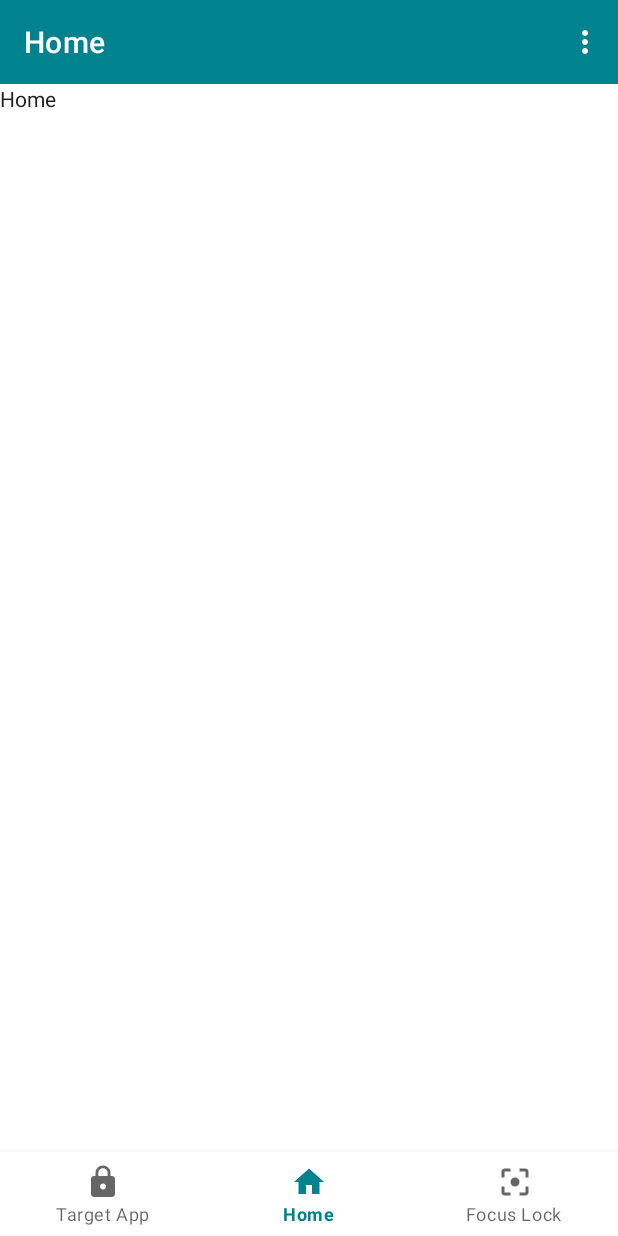
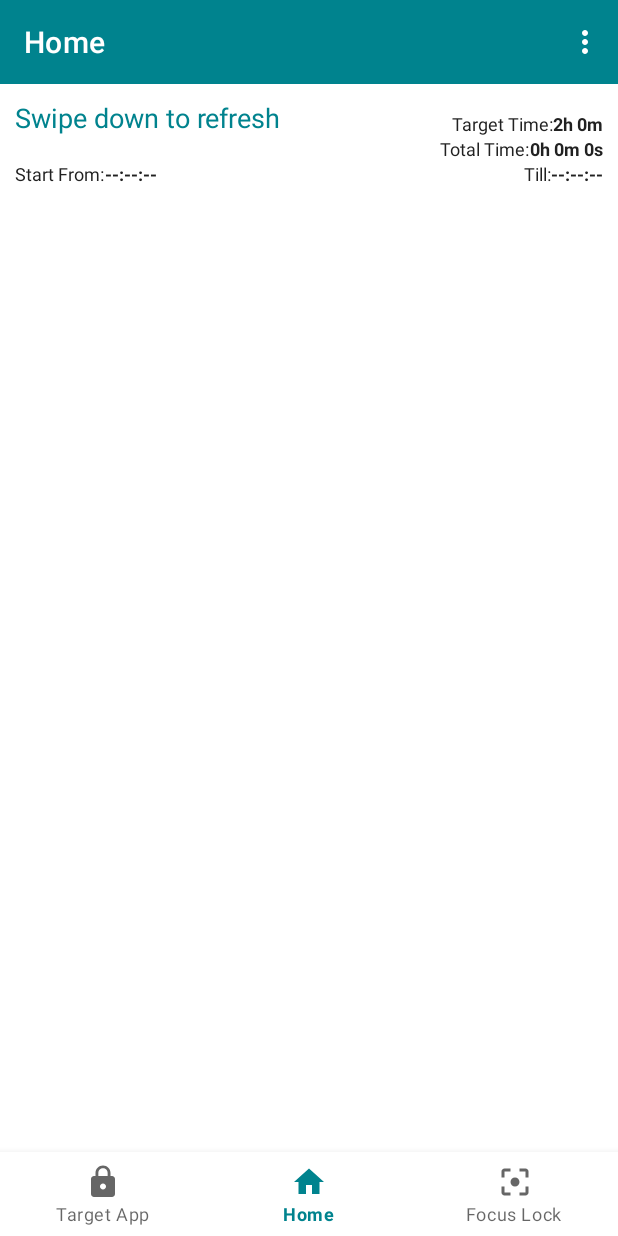
Before and after one commit to jeff-ntl/V-sion, an Android app: the screen it shows after launch (MainActivity), on a phone screen of 412 x 824 dp. Run offline under Robolectric (Android 15) with nearby library versions, the phone set to English and light mode, and no system bars; our stand-ins replace navigation-ui.

Commit message:
implemented usage data layout

```diff
--- a/app/src/main/res/layout/fragment_home.xml
+++ b/app/src/main/res/layout/fragment_home.xml
@@ -3,16 +3,134 @@
     xmlns:tools="http://schemas.android.com/tools"
     android:layout_width="match_parent"
     android:layout_height="match_parent"
+    xmlns:app="http://schemas.android.com/apk/res-auto"
     tools:context=".fragments.HomeFragment">
 
-    <RelativeLayout
+    <LinearLayout
         android:layout_width="match_parent"
-        android:layout_height="match_parent">
-        <TextView
+        android:layout_height="wrap_content"
+        android:orientation="vertical"
+        app:layout_constraintBottom_toBottomOf="parent"
+        app:layout_constraintEnd_toEndOf="parent"
+        app:layout_constraintStart_toStartOf="parent"
+        app:layout_constraintTop_toTopOf="parent">
+
+        <RelativeLayout
             android:layout_width="match_parent"
-            android:layout_height="match_parent"
-            android:layout_centerInParent="true"
-            android:text="Home"
-            />
-    </RelativeLayout>
+            android:layout_height="wrap_content"
+            android:padding="@dimen/layout_padding">
+
+            <TextView
+                android:id="@+id/instruction"
+                android:layout_width="wrap_content"
+                android:layout_height="wrap_content"
+                android:text="@string/swipe_down_to_refresh_text"
+                android:textColor="@color/cyan"
+                android:textSize="@dimen/text_size_18sp" />
+
+
+            <TextView
+                android:id="@+id/targetTimeText"
+                android:layout_width="wrap_content"
+                android:layout_height="wrap_content"
+                android:layout_above="@+id/totalTimeCount"
+                android:layout_toStartOf="@+id/targetTimeCount"
+                android:text="@string/target_time_text"
+                android:textSize="@dimen/text_size_12sp"
+                android:layout_toLeftOf="@+id/targetTimeCount" />
+
+            <TextView
+                android:id="@+id/targetTimeCount"
+                android:layout_width="wrap_content"
+                android:layout_height="wrap_content"
+                android:layout_above="@+id/totalTimeCount"
+                android:layout_alignParentEnd="true"
+                android:text="2h 0m"
+                android:textSize="@dimen/text_size_12sp"
+                android:textStyle="bold"
+                android:layout_alignParentRight="true" />
+
+
+            <TextView
+                android:id="@+id/totalTimeText"
+                android:layout_width="wrap_content"
+                android:layout_height="wrap_content"
+                android:layout_below="@+id/instruction"
+                android:layout_toStartOf="@+id/totalTimeCount"
+                android:text="@string/total_time_text"
+                android:textSize="@dimen/text_size_12sp"
+                android:layout_toLeftOf="@+id/totalTimeCount" />
+
+            <TextView
+                android:id="@+id/totalTimeCount"
+                android:layout_width="wrap_content"
+                android:layout_height="wrap_content"
+                android:layout_below="@+id/instruction"
+                android:layout_alignParentEnd="true"
+                android:text="0h 0m 0s"
+                android:textSize="@dimen/text_size_12sp"
+                android:textStyle="bold"
+                android:layout_alignParentRight="true" />
+
+
+            <TextView
+                android:id="@+id/startTimeText"
+                android:layout_width="wrap_content"
+                android:layout_height="wrap_content"
+                android:layout_below="@+id/totalTimeCount"
+                android:layout_alignParentStart="true"
+                android:text="@string/start_from_text"
+                android:textSize="@dimen/text_size_12sp"
+                android:layout_alignParentLeft="true" />
+
+            <TextView
+                android:id="@+id/currentTimeText"
+                android:layout_width="wrap_content"
+                android:layout_height="wrap_content"
+                android:layout_below="@+id/totalTimeCount"
+                android:layout_toStartOf="@+id/currentTimeCount"
+                android:text="@string/till_text"
+                android:textSize="@dimen/text_size_12sp"
+                android:layout_toLeftOf="@+id/currentTimeCount" />
+
+
+            <TextView
+                android:id="@+id/startTimeCount"
+                android:layout_width="wrap_content"
+                android:layout_height="wrap_content"
+                android:layout_below="@+id/totalTimeCount"
+                android:layout_toEndOf="@+id/startTimeText"
+                android:text="@string/unknown_time_text"
+                android:textSize="@dimen/text_size_12sp"
+                android:textStyle="bold"
+                android:layout_toRightOf="@+id/startTimeText" />
+
+            <TextView
+                android:id="@+id/currentTimeCount"
+                android:layout_width="wrap_content"
+                android:layout_height="wrap_content"
+                android:layout_below="@+id/totalTimeCount"
+                android:layout_alignParentEnd="true"
+                android:text="@string/unknown_time_text"
+                android:textSize="@dimen/text_size_12sp"
+                android:textStyle="bold"
+                android:layout_alignParentRight="true" />
+
+        </RelativeLayout>
+
+        <androidx.swiperefreshlayout.widget.SwipeRefreshLayout
+            android:id="@+id/itemsswipetorefresh"
+            android:layout_width="wrap_content"
+            android:layout_height="0px"
+            android:layout_weight="1">
+
+            <androidx.recyclerview.widget.RecyclerView
+                android:id="@+id/my_recycler_view"
+                android:layout_width="match_parent"
+                android:layout_height="match_parent"
+                android:scrollbars="vertical" />
+
+        </androidx.swiperefreshlayout.widget.SwipeRefreshLayout>
+
+    </LinearLayout>
 </FrameLayout>
--- /dev/null
+++ b/app/src/main/res/values/dimens.xml
@@ -0,0 +1,6 @@
+<?xml version="1.0" encoding="utf-8"?>
+<resources>
+    <dimen name="text_size_18sp">18sp</dimen>
+    <dimen name="text_size_12sp">12sp</dimen>
+    <dimen name="layout_padding">10dp</dimen>
+</resources>
--- a/app/src/main/res/values/strings.xml
+++ b/app/src/main/res/values/strings.xml
@@ -4,4 +4,10 @@
     <string name="close">close</string>
     <!-- TODO: Remove or change this placeholder text -->
     <string name="hello_blank_fragment">Hello blank fragment</string>
+    <string name="swipe_down_to_refresh_text">Swipe down to refresh</string>
+    <string name="target_time_text">Target Time:</string>
+    <string name="total_time_text">Total Time:</string>
+    <string name="start_from_text">Start From:</string>
+    <string name="unknown_time_text">--:--:--</string>
+    <string name="till_text">Till:</string>
 </resources>
```
